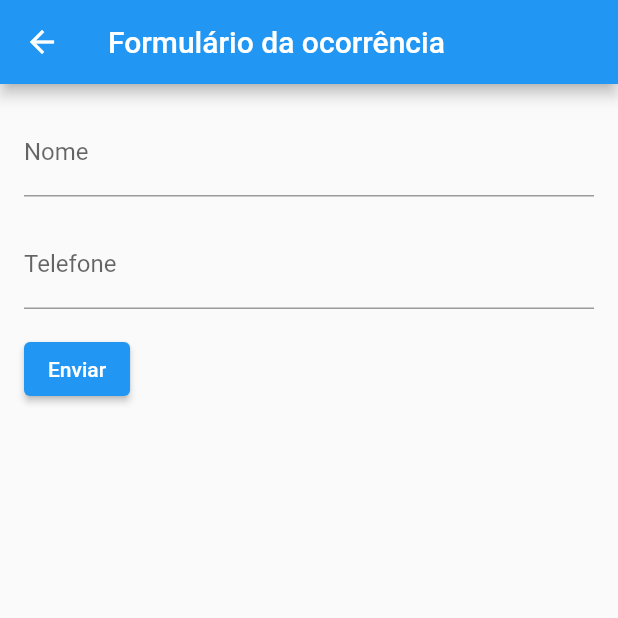
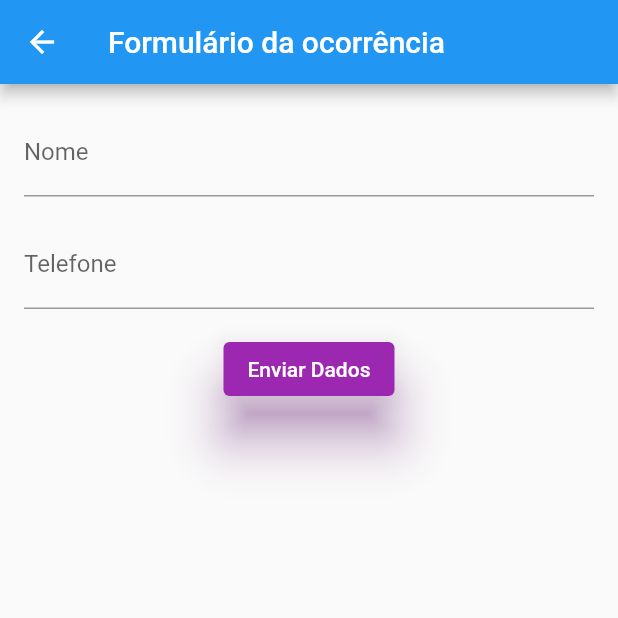
Before and after one commit to Eric-Rodrigues-Abib/ToothNewClient, a Flutter app: the FormScreen screen opened directly, on a phone screen of 412 x 824 dp, the top half of it. Run offline on Flutter 3.47's test engine with Material 2 defaults, Android fonts, the phone set to English and light mode, and no system bars; our stand-ins replace camera, cloud_firestore, firebase_core, firebase_storage; accounts and stored records are empty.

Commit message:
Atualização do codigo com os dados do formulario sendo enviado para o firestore

```diff
--- a/lib/main.dart
+++ b/lib/main.dart
@@ -1,5 +1,4 @@
 import 'dart:io';
-
 import 'package:flutter/material.dart';
 
 // firebase
@@ -11,6 +10,7 @@ import 'package:firebase_core/firebase_core.dart';
 
 // firestore
 import 'package:firebase_storage/firebase_storage.dart';
+import 'package:cloud_firestore/cloud_firestore.dart';
 
 // camera
 import 'package:camera/camera.dart';
@@ -54,6 +54,16 @@ class _FormScreenState extends State<FormScreen> {
   final _nameController = TextEditingController();
   final _phoneController = TextEditingController();
 
+  CollectionReference DadosSocorristas = FirebaseFirestore.instance.collection('DadosSocorristas');
+  Future<void> adicionarFormu(String nome, String phone) {
+    return DadosSocorristas
+        .add({
+      'nome': nome,
+      'phone': phone
+    }).then((value) => print("Ocorrência Criada"))
+        .catchError((error) => print("Erro ao adicionar os dados da ocorrência: $error"));
+  }
+
   @override
   void dispose() {
     _nameController.dispose();
@@ -72,7 +82,7 @@ class _FormScreenState extends State<FormScreen> {
         child: Form(
           key: _formKey,
           child: Column(
-            crossAxisAlignment: CrossAxisAlignment.start,
+            crossAxisAlignment: CrossAxisAlignment.center,
             children: <Widget>[
               TextFormField(
                 controller: _nameController,
@@ -88,6 +98,7 @@ class _FormScreenState extends State<FormScreen> {
               ),
               SizedBox(height: 16.0),
               TextFormField(
+                keyboardType: TextInputType.number,
                 controller: _phoneController,
                 decoration: InputDecoration(
                   labelText: 'Telefone',
@@ -101,10 +112,16 @@ class _FormScreenState extends State<FormScreen> {
               ),
               SizedBox(height: 16.0),
               ElevatedButton(
+                style: TextButton.styleFrom(
+                  backgroundColor: Colors.purple,
+                  elevation: 15,
+                  shadowColor: Colors.purple,
+                ),
                 onPressed: () => {
-
+                  adicionarFormu(_nameController.text, _phoneController.text)
+                  //Salva os dados do Socorrista na coleção DadosSocorrista
                 },
-                child: Text('Enviar'),
+                child: Text('Enviar Dados'),
               ),
             ],
           ),
@@ -220,6 +237,11 @@ class _HomePage extends State<HomePage> {
       ),
       body: Center(
         child: ElevatedButton(
+          style: TextButton.styleFrom(
+            backgroundColor: Colors.purple,
+            elevation: 15,
+            shadowColor: Colors.purple,
+          ),
           onPressed: () {
             // Lógica para o botão de emergência aqui
             Navigator.push(
```
Also changed, not shown: pubspec.lock.
